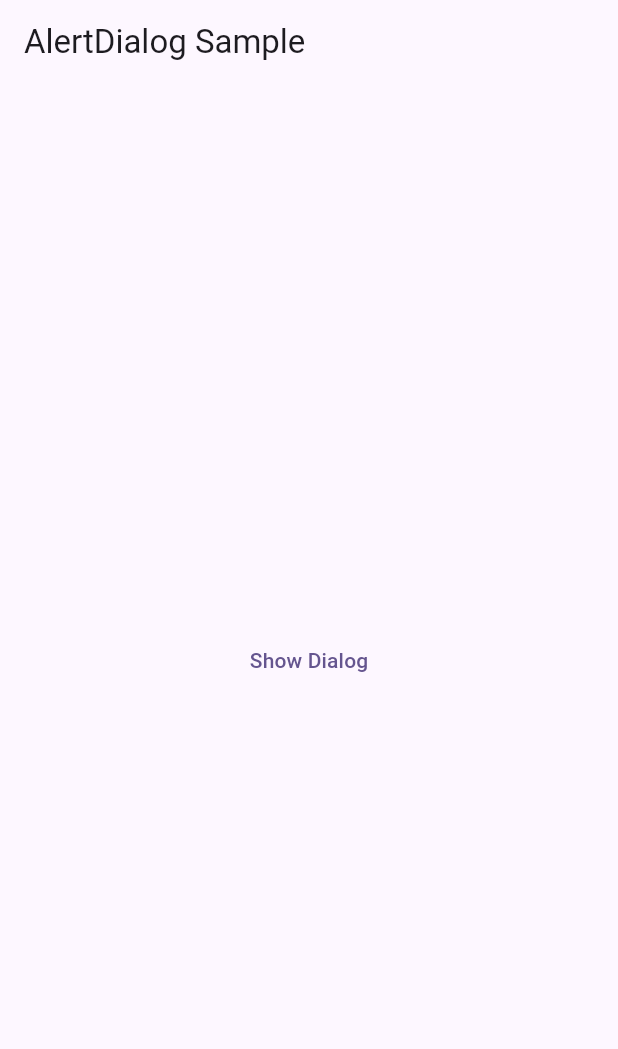
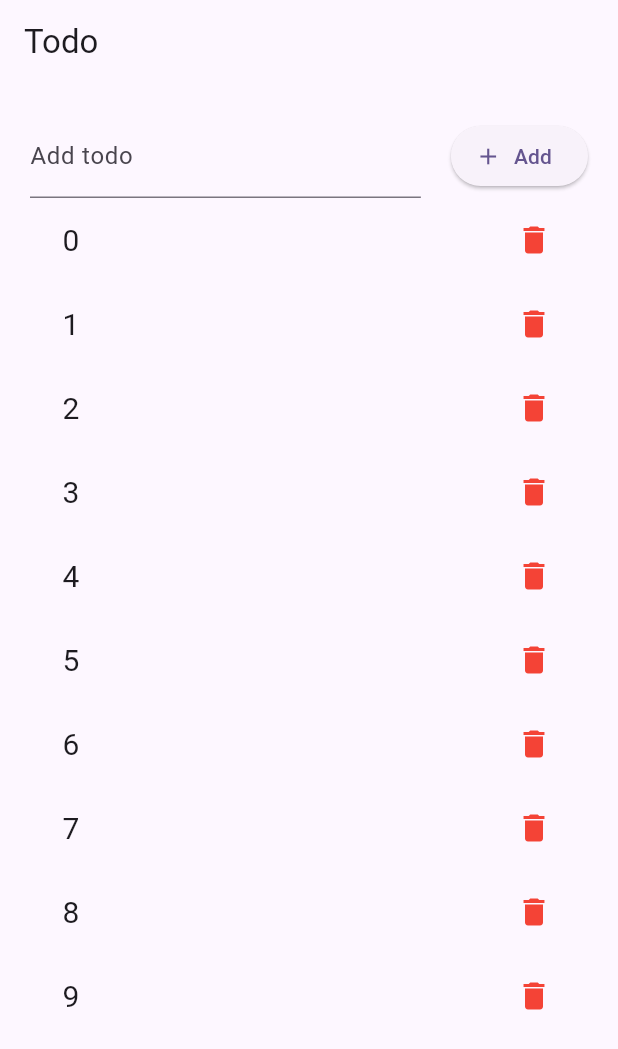
Before and after one commit to nguyenminhtoan0803/flutter-base-line, a Flutter app: the screen it shows after launch, on a phone screen of 412 x 824 dp. Shown: the top 1049 px of the screen. Run offline on Flutter 3.47's test engine with Material 2 defaults, Android fonts, the phone set to English and light mode, and no system bars; our stand-ins replace dartz, dio, flutter_spinkit, get, hive, hive_flutter and 1 more; accounts and stored records are empty.

```diff
--- a/build.yaml
+++ b/build.yaml
@@ -5,4 +5,4 @@ targets:
         enabled: true
         options:
           build_extensions:
-            '^lib/models/{{}}.dart': 'lib/data/adapter/{{}}.g.dart'
+            '^lib/models/{{}}.dart': 'lib/core/data/adapter/{{}}.g.dart'
--- /dev/null
+++ b/lib/bloc/todo_bloc.dart
@@ -0,0 +1,33 @@
+import 'dart:async';
+import 'package:demo/core/bloc/base_bloc.dart';
+import 'package:demo/core/bloc/base_events.dart';
+import '../models/todo.dart';
+import '../events/add_todo_event.dart';
+import '../events/delete_todo_event.dart';
+
+class TodoBloc extends BaseBloc{
+  StreamController<List<Todo>> _todoListStreamController = StreamController<List<Todo>>();
+
+  @override
+  void dispatchEvent(BaseEvent event) {
+    if (event is AddTodoEvent) {
+
+    } else if (event is DeleteToDoEvent) {
+
+    }
+  }
+  @override
+  void dispose() {
+
+    super.dispose();
+    _todoListStreamController.close();
+  }
+
+  _addTodo(Todo todo) {
+
+  }
+
+  _deleteTodo(Todo todo) {
+
+  }
+}
--- a/lib/core/app_extension.dart
+++ b/lib/core/app_extension.dart
@@ -14,7 +14,7 @@ extension StringExtension on String {
 
 extension GeneralExtension<T> on T {
   bool get isEnum {
-    final split = toString().split('.');
+    final List<String> split = toString().split('.');
     return split.length > 1 && split[0] == runtimeType.toString();
   }
 
@@ -32,7 +32,7 @@ extension IterableExtension<T> on Iterable<T> {
 extension MapExtension on Map{
   String get format {
     if (isEmpty) {
-      return "";
+      return '';
     } else {
       var firstKey = entries.first.key;
       var mapValues = entries.first.value;
@@ -43,7 +43,7 @@ extension MapExtension on Map{
 
 //helper function
 void pop(BuildContext context, int returnedLevel) {
-  for(var i = 0; i < returnedLevel; ++i){
+  for(int i = 0; i < returnedLevel; ++i){
     Navigator.pop(context, true);
   }
 }
--- /dev/null
+++ b/lib/core/bloc/base_bloc.dart
@@ -0,0 +1,25 @@
+import 'dart:async';
+import 'package:flutter/material.dart';
+import 'base_events.dart';
+
+abstract class BaseBloc {
+  StreamController<BaseEvent> _eventStreamController = StreamController<BaseEvent>();
+
+  Sink<BaseEvent> get event => _eventStreamController.sink;
+  BaseBloc() {
+    _eventStreamController.stream.listen((event) {
+      if (event is! BaseEvent) {
+        throw Exception("event khong hop le ");
+      }
+
+      dispatchEvent(event);
+    });
+  }
+
+  void dispatchEvent(BaseEvent event);
+
+  @mustCallSuper
+  void dispose() {
+    _eventStreamController.close();
+  }
+}
--- /dev/null
+++ b/lib/core/bloc/base_events.dart
@@ -0,0 +1,3 @@
+class BaseEvent {
+
+}
--- /dev/null
+++ b/lib/events/add_todo_event.dart
@@ -0,0 +1,6 @@
+import 'package:demo/core/bloc/base_events.dart';
+
+class AddTodoEvent extends BaseEvent {
+  String content;
+  AddTodoEvent(this.content);
+}
--- /dev/null
+++ b/lib/events/delete_todo_event.dart
@@ -0,0 +1,5 @@
+import 'package:demo/core/bloc/base_events.dart';
+
+class DeleteToDoEvent extends BaseEvent {
+
+}
--- a/lib/main.dart
+++ b/lib/main.dart
@@ -1,13 +1,16 @@
-import 'package:demo/models/user.dart';
 import 'package:flutter/material.dart';
 import 'package:hive_flutter/hive_flutter.dart';
-import 'package:demo/core/dialog/AlertDialogCommon.dart';
+import 'package:demo/models/user.dart';
+import 'package:provider/provider.dart';
+import 'package:demo/bloc/todo_bloc.dart';
+import 'package:demo/views/todo/todo_list_container.dart';
+
 void main() async {
   WidgetsFlutterBinding.ensureInitialized();
   //init hive database
-  await Hive.initFlutter();
+ // await Hive.initFlutter();
   // Hive.registerAdapter(TransactionAdapter());
-  await Hive.openBox<User>('transactions');
+  //await Hive.openBox<User>('transactions');
   runApp(
     const MyApp(),
   );
@@ -15,15 +18,18 @@ void main() async {
 
 class MyApp extends StatelessWidget {
   const MyApp({super.key});
+
   @override
   Widget build(BuildContext context) {
     return MaterialApp(
+      debugShowCheckedModeBanner: false,
       theme: ThemeData(
           colorSchemeSeed: const Color(0xff6750a4), useMaterial3: true),
       home: Scaffold(
-        appBar: AppBar(title: const Text('AlertDialog Sample')),
-        body: const Center(
-          child: AlertDialogInfor(title: 'abc', content:'abc')
+        appBar: AppBar(title: const Text('Todo')),
+        body: Provider<TodoBloc>.value(
+          value: TodoBloc(),
+          child: TodoListContainer(),
         ),
       ),
     );
--- /dev/null
+++ b/lib/models/todo.dart
@@ -0,0 +1,22 @@
+
+class Todo {
+  late int _id;
+  late String _content;
+
+  Todo.formData(id, content ) {
+    _id = id;
+    _content = content;
+  }
+
+  String get content => _content;
+
+  set content(String value) {
+    _content = value;
+  }
+
+  int get id => _id;
+
+  set id(int value) {
+    _id = value;
+  }
+}
--- a/lib/models/user.dart
+++ b/lib/models/user.dart
@@ -1,6 +1,6 @@
 import 'package:hive_flutter/adapters.dart';
 
-part '../data/adapter/user.g.dart';
+part '../core/data/adapter/user.g.dart';
 
 @HiveType(typeId: 0)
 class User extends HiveObject {
--- a/lib/view_models/RegisterForm.dart
+++ /dev/null
@@ -1 +0,0 @@
-import 'package:flutter/material.dart';
--- /dev/null
+++ b/lib/views/todo/todo_header.dart
@@ -0,0 +1,30 @@
+import 'package:flutter/material.dart';
+import 'package:provider/provider.dart';
+import 'package:demo/bloc/todo_bloc.dart';
+
+class TodoHeader extends StatelessWidget {
+  @override
+  Widget build(BuildContext context) {
+    var txtTodoController = TextEditingController();
+    var bloc = Provider.of<TodoBloc>(context);
+    return Row(
+      children: <Widget>[
+        Expanded(child: TextFormField(
+          controller: txtTodoController,
+          decoration: const InputDecoration(
+              labelText: 'Add todo', hintText: 'add Todo'),
+        ),
+        ),
+        const SizedBox(
+          width: 20,
+        ),
+        ElevatedButton.icon(
+            onPressed: () {
+
+            },
+            icon: const Icon(Icons.add),
+            label: const Text('Add'))
+      ],
+    );
+  }
+}
--- /dev/null
+++ b/lib/views/todo/todo_list.dart
@@ -0,0 +1,26 @@
+import 'package:flutter/material.dart';
+
+class TodoList extends StatefulWidget {
+  @override
+  _TodoListState createState() => _TodoListState();
+}
+
+class _TodoListState extends State<TodoList> {
+  @override
+  Widget build(BuildContext context) {
+    return ListView.builder(
+        itemCount: 10,
+        itemBuilder: (context, index) {
+          return ListTile(
+            title: Text(" $index", style: TextStyle(fontSize: 20),),
+            trailing: GestureDetector(
+              onTap: () {},
+              child: Icon(
+                Icons.delete,
+                color: Colors.red,
+              ),
+            ),
+          );
+        });
+  }
+}
--- /dev/null
+++ b/lib/views/todo/todo_list_container.dart
@@ -0,0 +1,17 @@
+import 'package:flutter/material.dart';
+import 'todo_header.dart';
+import 'todo_list.dart';
+class TodoListContainer extends StatelessWidget {
+  @override
+  Widget build(BuildContext context) {
+    return Container(
+      padding: EdgeInsets.all(20),
+      child: Column(
+        children: <Widget>[
+          TodoHeader(),
+         Expanded(child: TodoList(),),
+        ],
+      ),
+    );
+  }
+}
--- a/pubspec.yaml
+++ b/pubspec.yaml
@@ -58,6 +58,10 @@ dependencies:
   dartz: ^0.10.1
   rxdart: ^0.27.7
   get: ^4.6.5
+  firebase_core: ^2.4.0
+  table_calendar: ^3.0.8 #using calender
+  fl_chart: ^0.55.2 #using draw chart
+  freezed: ^2.3.2
 
 dev_dependencies:
   flutter_test:
```
Also changed, not shown: analysis_options.yaml (+244 -0 lines), lib/core/dialog/AlertDialogCommon.dart (+9 -3 lines), lib/common/utils/StringUtils.dart (added), lib/core/data/adapter/user.g.dart, lib/views/RegisterScreen.dart (deleted), pubspec.lock, 1 other file.
